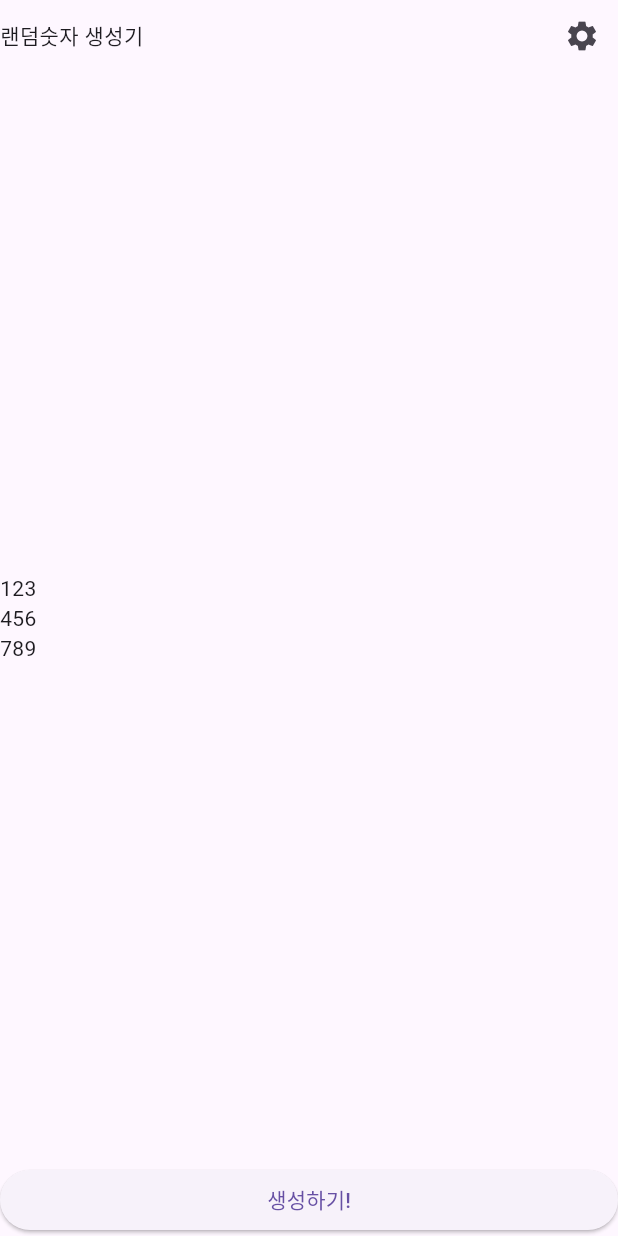
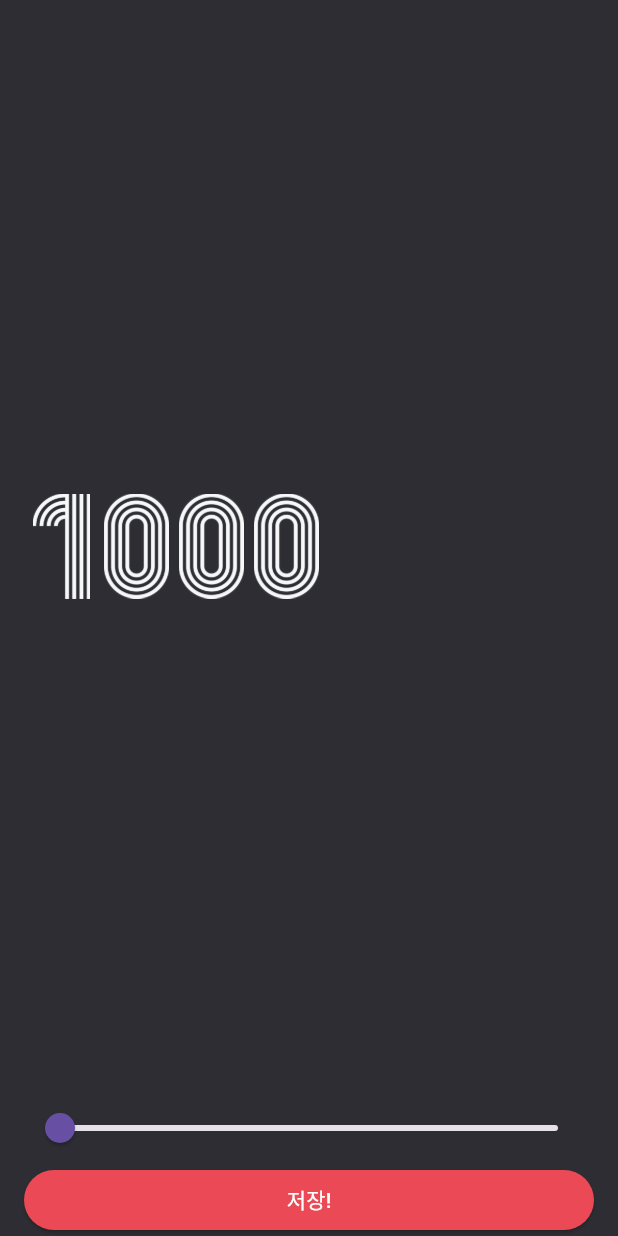
Before and after one commit to chwnnn/flutter-random-number-generator, a Flutter app: the screen it shows after launch, after a tap on the "settings" icon, on a phone screen of 412 x 824 dp. Run offline on Flutter 3.47's test engine with Material 3 defaults, Android fonts, the phone set to English and light mode, and no system bars.

Commit message:
study day2

```diff
--- /dev/null
+++ b/lib/component/number_row.dart
@@ -0,0 +1,28 @@
+import 'package:flutter/material.dart';
+
+class NumberRow extends StatelessWidget {
+  final int number;
+
+  const NumberRow({
+    required this.number,
+    Key? key,
+  }) : super(key: key);
+
+  @override
+  Widget build(BuildContext context) {
+    return Row(
+      children: number
+          .toInt()
+          .toString()
+          .split('')
+          .map(
+            (e) => Image.asset(
+              'asset/img/$e.png',
+              width: 50.0,
+              height: 70.0,
+            ),
+          )
+          .toList(),
+    );
+  }
+}
--- /dev/null
+++ b/lib/constant/color.dart
@@ -0,0 +1,5 @@
+import 'package:flutter/material.dart';
+
+const Color PRIMARY_COLOR = Color(0xFF2D2D33);
+const Color RED_COLOR = Color(0xFFEA4955);
+const Color BLUE_COLOR = Color(0xFF549FBF);
--- a/lib/screen/home_screen.dart
+++ b/lib/screen/home_screen.dart
@@ -1,4 +1,9 @@
+import 'dart:math';
+
 import 'package:flutter/material.dart';
+import 'package:random_number_generator/component/number_row.dart';
+import 'package:random_number_generator/constant/color.dart';
+import 'package:random_number_generator/screen/settings_screen.dart';
 
 class HomeScreen extends StatefulWidget {
   const HomeScreen({super.key});
@@ -8,43 +13,151 @@ class HomeScreen extends StatefulWidget {
 }
 
 class _HomeScreenState extends State<HomeScreen> {
+  int maxNumber = 1000;
+  List<int> randomNumbers = [
+    123,
+    456,
+    789,
+  ];
+
   @override
   Widget build(BuildContext context) {
     return Scaffold(
+      backgroundColor: PRIMARY_COLOR,
       body: SafeArea(
+        child: Padding(
+          padding: EdgeInsets.symmetric(
+            horizontal: 16.0,
+          ),
           child: Column(
             crossAxisAlignment: CrossAxisAlignment.start,
             children: [
-            Row(
+              _Header(
+                onPressed: onSettingsPop,
+              ),
+              _Body(
+                randomNumbers: randomNumbers,
+              ),
+              _Footer(onPressed: onRandomNumberGenerate)
+            ],
+          ),
+        ),
+      ),
+    );
+  }
+
+  void onSettingsPop() async {
+    final int? result = await Navigator.of(context).push<int>(
+      MaterialPageRoute(
+        builder: (BuildContext context) {
+          return SettingsScreen(
+            maxNumber: maxNumber,
+          );
+        },
+      ),
+    );
+    if (result != null) {
+      setState(() {
+        maxNumber = result;
+      });
+    }
+  }
+
+  void onRandomNumberGenerate() {
+    final rand = Random();
+
+    final Set<int> newNumbers = {};
+    while (newNumbers.length != 3) {
+      final number = rand.nextInt(maxNumber);
+
+      newNumbers.add(number);
+    }
+
+    setState(() {
+      randomNumbers = newNumbers.toList();
+    });
+  }
+}
+
+class _Header extends StatelessWidget {
+  final VoidCallback onPressed;
+
+  const _Header({required this.onPressed, Key? key}) : super(key: key);
+
+  @override
+  Widget build(BuildContext context) {
+    return Row(
       mainAxisAlignment: MainAxisAlignment.spaceBetween,
       children: [
-                Text('랜덤숫자 생성기'),
+        Text(
+          '랜덤숫자 생성기',
+          style: TextStyle(
+            color: Colors.white,
+            fontSize: 30.0,
+            fontWeight: FontWeight.w700,
+          ),
+        ),
         IconButton(
-                  onPressed: () {},
+          onPressed: onPressed,
           icon: Icon(
             Icons.settings,
+            color: RED_COLOR,
           ),
         ),
       ],
-            ),
-            Expanded(
+    );
+  }
+}
+
+class _Body extends StatelessWidget {
+  final List<int> randomNumbers;
+
+  const _Body({
+    required this.randomNumbers,
+    Key? key,
+  }) : super(key: key);
+
+  @override
+  Widget build(BuildContext context) {
+    return Expanded(
       child: Column(
         mainAxisAlignment: MainAxisAlignment.center,
-                children: [
-                  Text('123'),
-                  Text('456'),
-                  Text('789'),
-                ],
+        children: randomNumbers
+            .asMap()
+            .entries
+            .map(
+              (x) => Padding(
+                padding: EdgeInsets.only(bottom: x.key == 2 ? 0 : 16.0),
+                child: NumberRow(
+                  number: x.value,
                 ),
               ),
-            SizedBox(
+            )
+            .toList(),
+      ),
+    );
+  }
+}
+
+class _Footer extends StatelessWidget {
+  final VoidCallback onPressed;
+
+  const _Footer({required this.onPressed, Key? key}) : super(key: key);
+
+  @override
+  Widget build(BuildContext context) {
+    return SizedBox(
       width: double.infinity,
       child: ElevatedButton(
-                onPressed: () {},
-                child: Text('생성하기!'),
+        style: ElevatedButton.styleFrom(
+          primary: RED_COLOR,
         ),
+        onPressed: onPressed,
+        child: Text(
+          '생성하기!',
+          style: TextStyle(
+            color: Colors.white,
           ),
-          ],
         ),
       ),
     );
--- /dev/null
+++ b/lib/screen/settings_screen.dart
@@ -0,0 +1,117 @@
+import 'dart:math';
+
+import 'package:flutter/material.dart';
+import 'package:random_number_generator/component/number_row.dart';
+import 'package:random_number_generator/constant/color.dart';
+
+class SettingsScreen extends StatefulWidget {
+  final int maxNumber;
+  const SettingsScreen({required this.maxNumber, Key? key}) : super(key: key);
+
+  @override
+  State<SettingsScreen> createState() => _SettingsScreenState();
+}
+
+class _SettingsScreenState extends State<SettingsScreen> {
+  double maxNumber = 1000;
+
+  @override
+  void initState() {
+    // TODO: implement initState
+    super.initState();
+
+    maxNumber = widget.maxNumber.toDouble();
+  }
+
+  @override
+  Widget build(BuildContext context) {
+    return Scaffold(
+      backgroundColor: PRIMARY_COLOR,
+      body: SafeArea(
+        child: Padding(
+          padding: EdgeInsets.symmetric(
+            horizontal: 16.0,
+          ),
+          child: Column(
+            crossAxisAlignment: CrossAxisAlignment.stretch,
+            children: [
+              _Body(maxNumber: maxNumber),
+              _Footer(
+                  maxNumber: maxNumber,
+                  onSliderChanged: onSliderChanged,
+                  onButtonPressed: onButtonPressed,
+              ),
+            ],
+          ),
+        ),
+      ),
+    );
+  }
+  void onSliderChanged(double val){
+    setState(() {
+      maxNumber = val;
+    });
+  }
+
+  void onButtonPressed() {
+    Navigator.of(context).pop(maxNumber.toInt());
+  }
+}
+
+class _Body extends StatelessWidget {
+  final double maxNumber;
+
+  const _Body({
+    required this.maxNumber,
+    Key? key,
+  }) : super(key: key);
+
+  @override
+  Widget build(BuildContext context) {
+    return Expanded(
+      child: NumberRow(
+        number: maxNumber.toInt(),
+      ),
+    );
+  }
+}
+
+class _Footer extends StatelessWidget {
+  final double maxNumber;
+  final ValueChanged<double>? onSliderChanged;
+  final VoidCallback onButtonPressed;
+
+  const _Footer({
+    required this.maxNumber,
+    required this.onSliderChanged,
+    required this.onButtonPressed,
+    Key? key,
+  }) : super(key: key);
+
+  @override
+  Widget build(BuildContext context) {
+    return Column(
+      crossAxisAlignment: CrossAxisAlignment.stretch,
+      children: [
+        Slider(
+          value: maxNumber,
+          min: 1000,
+          max: 100000,
+          onChanged: onSliderChanged,
+        ),
+        ElevatedButton(
+          onPressed: onButtonPressed,
+          style: ElevatedButton.styleFrom(
+            primary: RED_COLOR,
+          ),
+          child: Text(
+            '저장!',
+            style: TextStyle(
+              color: Colors.white,
+            ),
+          ),
+        ),
+      ],
+    );
+  }
+}
```
Lines whose indentation alone changed are shown as unchanged.
